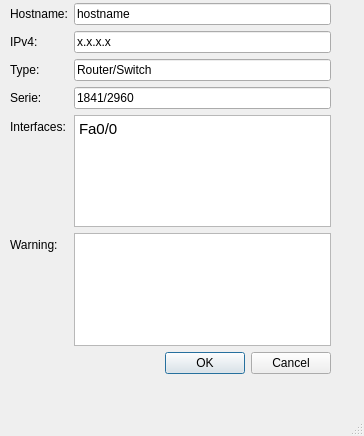
Before: the Qt Designer form SnmpMonitorV3/devicewindow.ui in fer-nando/projetoLaudelino, drawn with Qt 5.
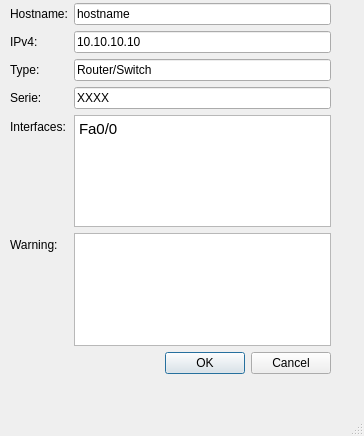
After: the same form once the commit is applied.

What changed in the file:
```diff
--- a/SnmpMonitorV3/devicewindow.ui
+++ b/SnmpMonitorV3/devicewindow.ui
@@ -60,7 +60,7 @@
       <item row="1" column="1">
        <widget class="QLineEdit" name="lineIP">
         <property name="text">
-         <string>x.x.x.x</string>
+         <string>10.10.10.10</string>
         </property>
        </widget>
       </item>
@@ -88,7 +88,7 @@
       <item row="4" column="1">
        <widget class="QLineEdit" name="lineSerie">
         <property name="text">
-         <string>1841/2960</string>
+         <string>XXXX</string>
         </property>
        </widget>
       </item>
```
